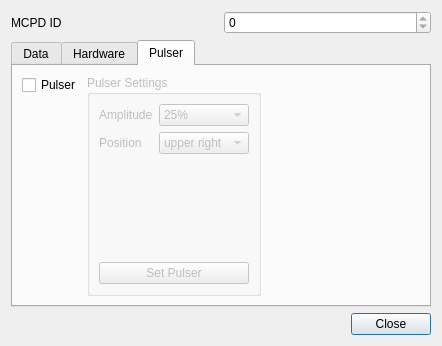
flueke/qmesydaq, file qmesydaq/mdllsetup.ui: the form before one commit.
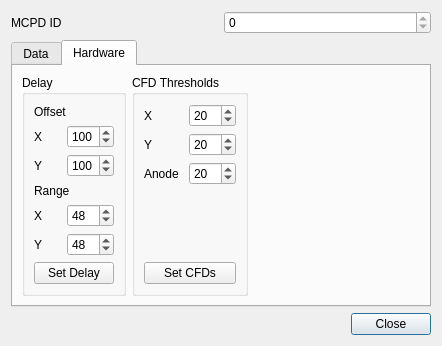
The form after the commit. The open tabs and pages were chosen to show the change. Custom widgets are drawn as their Qt base class.

Commit message:
Modify the pulser dialog for the MDLL
The pulser dialog is now also moved to a separate non-modal dialog

What changed in the file:
```diff
--- a/qmesydaq/mdllsetup.ui
+++ b/qmesydaq/mdllsetup.ui
@@ -515,122 +515,6 @@
        </item>
       </layout>
      </widget>
-     <widget class="QWidget" name="tab_3">
-      <attribute name="title">
-       <string>Pulser</string>
-      </attribute>
-      <layout class="QGridLayout" name="gridLayout_10">
-       <item row="0" column="0">
-        <widget class="QCheckBox" name="pulserBox">
-         <property name="text">
-          <string>Pulser</string>
-         </property>
-        </widget>
-       </item>
-       <item row="0" column="1" rowspan="2">
-        <widget class="QGroupBox" name="groupBox_6">
-         <property name="enabled">
-          <bool>false</bool>
-         </property>
-         <property name="title">
-          <string>Pulser Settings</string>
-         </property>
-         <layout class="QGridLayout" name="gridLayout_9">
-          <item row="0" column="0">
-           <widget class="QLabel" name="label_10">
-            <property name="text">
-             <string>Amplitude</string>
-            </property>
-           </widget>
-          </item>
-          <item row="0" column="1">
-           <widget class="QComboBox" name="pulsamp">
-            <item>
-             <property name="text">
-              <string>25%</string>
-             </property>
-            </item>
-            <item>
-             <property name="text">
-              <string>50%</string>
-             </property>
-            </item>
-            <item>
-             <property name="text">
-              <string>75%</string>
-             </property>
-            </item>
-            <item>
-             <property name="text">
-              <string>100%</string>
-             </property>
-            </item>
-           </widget>
-          </item>
-          <item row="1" column="0">
-           <widget class="QLabel" name="label_12">
-            <property name="text">
-             <string>Position</string>
-            </property>
-           </widget>
-          </item>
-          <item row="1" column="1">
-           <widget class="QComboBox" name="pulspos">
-            <item>
-             <property name="text">
-              <string>upper right</string>
-             </property>
-            </item>
-            <item>
-             <property name="text">
-              <string>middle</string>
-             </property>
-            </item>
-            <item>
-             <property name="text">
-              <string>bottom left</string>
-             </property>
-            </item>
-           </widget>
-          </item>
-          <item row="2" column="1">
-           <spacer name="verticalSpacer_3">
-            <property name="orientation">
-             <enum>Qt::Vertical</enum>
-            </property>
-            <property name="sizeHint" stdset="0">
-             <size>
-              <width>20</width>
-              <height>78</height>
-             </size>
-            </property>
-           </spacer>
-          </item>
-          <item row="3" column="0" colspan="2">
-           <widget class="QPushButton" name="setPulser">
-            <property name="text">
-             <string>Set Pulser</string>
-            </property>
-           </widget>
-          </item>
-         </layout>
-        </widget>
-       </item>
-       <item row="1" column="2">
-        <spacer name="horizontalSpacer_2">
-         <property name="orientation">
-          <enum>Qt::Horizontal</enum>
-         </property>
-         <property name="sizeHint" stdset="0">
-          <size>
-           <width>143</width>
-           <height>20</height>
-          </size>
-         </property>
-        </spacer>
-       </item>
-      </layout>
-     </widget>
     </widget>
    </item>
   </layout>
```
Left out of the diff: 50 changed lines with no effect on the pictures. The commit also changes 6 other files.
